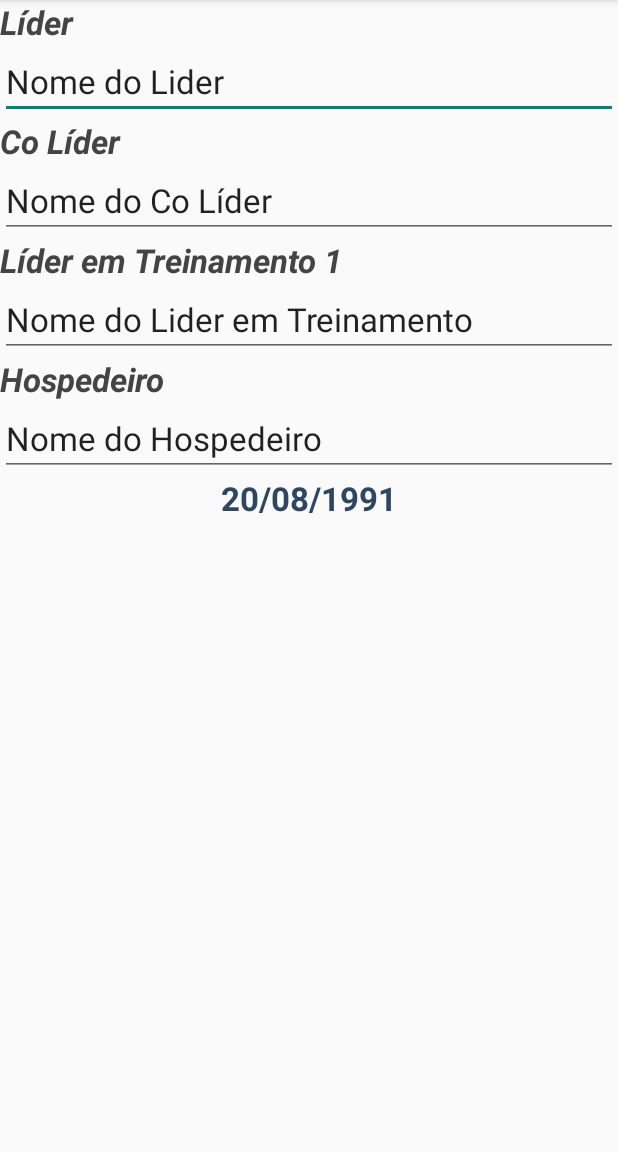
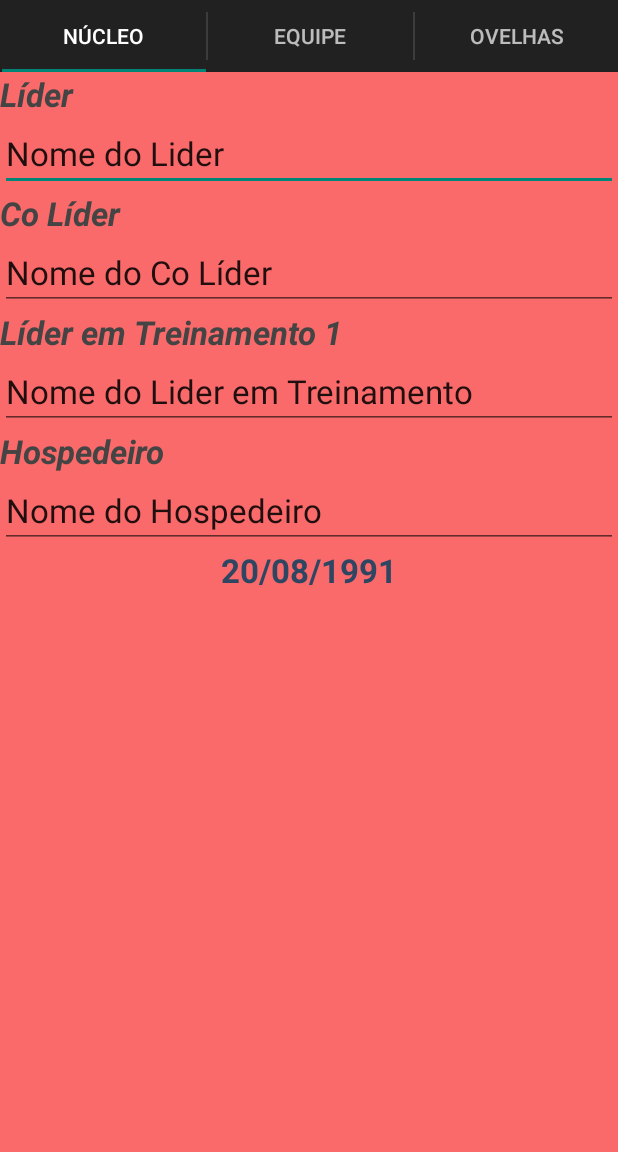
Before and after one commit to andrentaz/secret-octo-batman, an Android app: the screen it shows after launch (MainActivity), on a phone screen of 412 x 824 dp, the part 84-1236 px from its top. Run offline under Robolectric (Android 15) with nearby library versions, the phone set to English and light mode, and no system bars.

Commit message:
[DONE] Swipe: Tabs working fine with the swipe option;
>> GDRIVE;

```diff
--- a/app/src/main/java/com/myco/lcreporter/MainActivity.java
+++ b/app/src/main/java/com/myco/lcreporter/MainActivity.java
@@ -8,7 +8,9 @@ import android.os.Bundle;
 import android.preference.PreferenceManager;
 import android.provider.ContactsContract;
 import android.support.v4.app.DialogFragment;
+import android.support.v4.app.FragmentTransaction;
 import android.support.v4.view.ViewPager;
+import android.support.v7.app.ActionBar;
 import android.support.v7.app.ActionBarActivity;
 import android.view.Menu;
 import android.view.MenuItem;
@@ -17,11 +19,11 @@ import android.view.WindowManager;
 import android.widget.EditText;
 import android.widget.TextView;
 
-
 public class MainActivity extends ActionBarActivity
         implements  DatePickerFragment.DatePickerListener,
                     PeopleDialogFragment.PeopleDialogListener,
-                    DeletionDialogFragment.DeletionDialogListener {
+                    DeletionDialogFragment.DeletionDialogListener,
+                    ActionBar.TabListener {
 
     // Constants
     private static final String DATE_PICKER_TAG = "com.myco.lcreporter.MainActivity.Date_Picker";
@@ -37,20 +39,64 @@ public class MainActivity extends ActionBarActivity
     private Sheep cacheSheep;
     private int cachePos;
 
+    // Attributes - Tabs
+    private String[] tabs = { "Núcleo", "Equipe", "Ovelhas" };
+
     @Override
     protected void onCreate(Bundle savedInstanceState) {
         super.onCreate(savedInstanceState);
+        getWindow().setSoftInputMode(WindowManager.LayoutParams.SOFT_INPUT_STATE_ALWAYS_HIDDEN);
         setContentView(R.layout.activity_main);
-        getWindow().setSoftInputMode(WindowManager.LayoutParams.SOFT_INPUT_STATE_ALWAYS_HIDDEN);
-
-        // Instantiate a ViewPager and a PagerAdapter
-        mPager = (ViewPager) findViewById(R.id.pager);
-        mAdapter = new NucleoPagerAdapter(getSupportFragmentManager());
-        mPager.setAdapter(mAdapter);
 
         // Set the Default Values of the Settings
         PreferenceManager.setDefaultValues(this, R.xml.preferences, false);
+
+        // Create the adapter that will return the Fragments
+        this.mAdapter = new NucleoPagerAdapter(getSupportFragmentManager());
+
+        // Setup the Action Bar
+        final ActionBar actionBar = getSupportActionBar();
+
+        // Specify that the Home/Up button should not be enabled, since there is no hierarchical
+        // parent
+        //actionBar.setHomeButtonEnabled(false);
+
+        // Specify that we will be displaying tabs in the action bar.
+        actionBar.setNavigationMode(ActionBar.NAVIGATION_MODE_TABS);
+
+        // Set up the ViewPager, attaching the adapter and setting up a listener for when the
+        // user swipes between sections.
+        this.mPager = (ViewPager) findViewById(R.id.pager);
+        this.mPager.setAdapter(this.mAdapter);
+        this.mPager.setOnPageChangeListener(new ViewPager.SimpleOnPageChangeListener() {
+            @Override
+            public void onPageSelected(int position) {
+                // When swiping between different app sections, select the corresponding tab.
+                // We can also use ActionBar.Tab#select() to do this if we have a reference to the
+                // Tab.
+                actionBar.setSelectedNavigationItem(position);
+            }
+        });
+
+        for (String temp: tabs) {
+            actionBar.addTab(actionBar.newTab().setText(temp).setTabListener(this));
+        }
+
     }
+
+    @Override
+    public void onTabSelected(ActionBar.Tab tab, FragmentTransaction fragmentTransaction) {
+        // When the given tab is selected, switch to the corresponding page in the ViewPager
+        mPager.setCurrentItem(tab.getPosition());
+    }
+
+    @Override
+    public void onTabUnselected(ActionBar.Tab tab, FragmentTransaction fragmentTransaction) {}
+
+    @Override
+    public void onTabReselected(ActionBar.Tab tab, FragmentTransaction fragmentTransaction) {}
+
+
 
     @Override
     public void onBackPressed() {
--- a/app/src/main/res/layout/fragment_list_layout.xml
+++ b/app/src/main/res/layout/fragment_list_layout.xml
@@ -2,7 +2,8 @@
 <RelativeLayout xmlns:android="http://schemas.android.com/apk/res/android"
     android:orientation="vertical"
     android:layout_width="match_parent"
-    android:layout_height="match_parent" >
+    android:layout_height="match_parent"
+    android:background="#ff8400" >
 
     <LinearLayout
         android:id="@+id/buttons_container"
--- a/app/src/main/res/layout/page_eqp.xml
+++ b/app/src/main/res/layout/page_eqp.xml
@@ -1,7 +1,8 @@
 <LinearLayout xmlns:android="http://schemas.android.com/apk/res/android"
     android:layout_width="match_parent"
     android:layout_height="match_parent"
-    android:orientation="vertical">
+    android:orientation="vertical"
+    android:background="#17df0d" >
 
     <!-- Allowing scroll -->
     <ScrollView
--- a/app/src/main/res/layout/page_main.xml
+++ b/app/src/main/res/layout/page_main.xml
@@ -1,7 +1,8 @@
 <LinearLayout xmlns:android="http://schemas.android.com/apk/res/android"
     android:layout_width="match_parent"
     android:layout_height="match_parent"
-    android:orientation="vertical">
+    android:orientation="vertical"
+    android:background="#fa6a6a" >
 
     <!-- Area de Scroll -->
     <ScrollView
```
